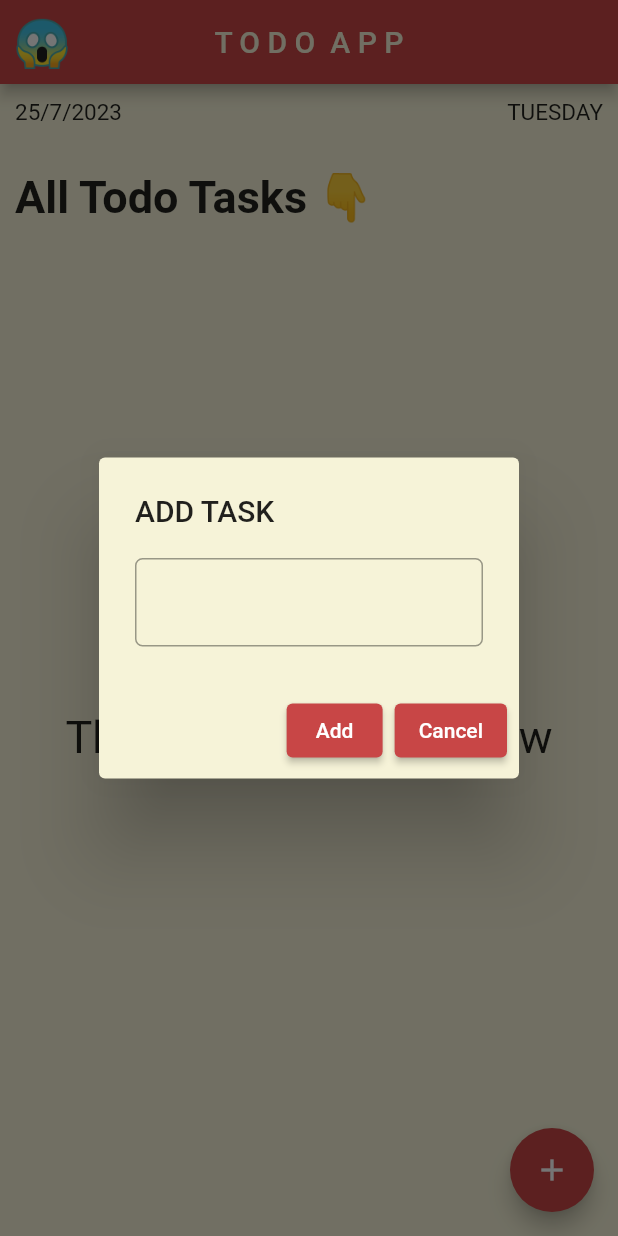
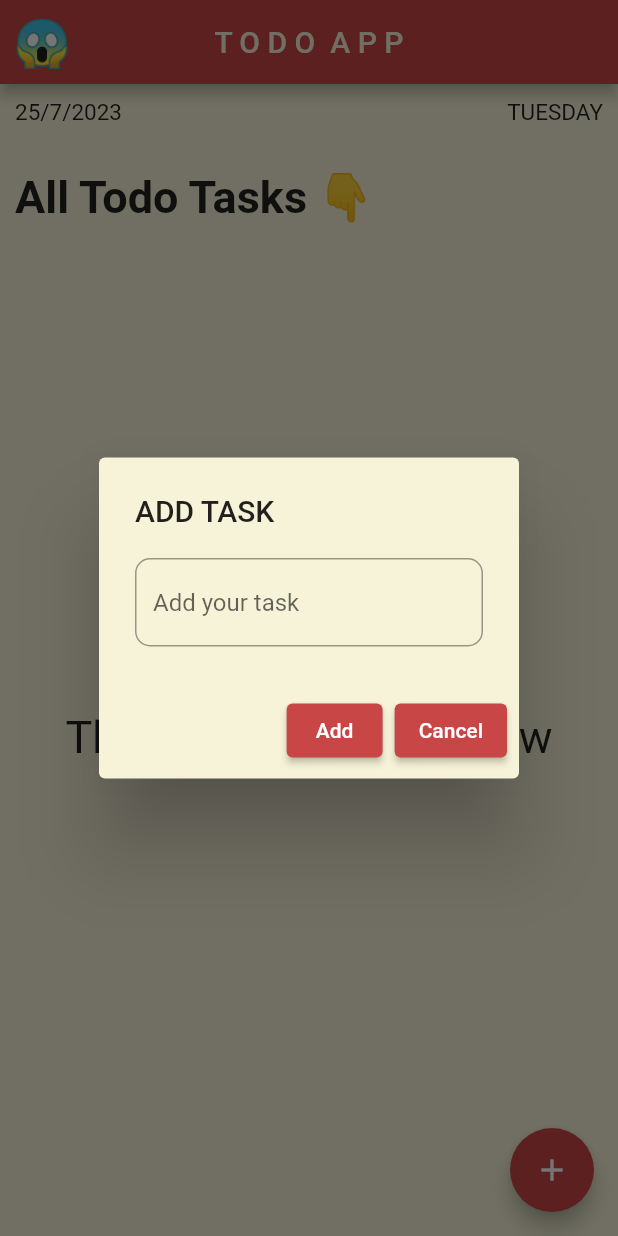
Before and after one commit to rohitrai003/todoApp, a Flutter app: the screen it shows after launch, after a tap on the "add" icon, on a phone screen of 412 x 824 dp. Run offline on Flutter 3.47's test engine with Material 2 defaults, Android fonts, the phone set to English and light mode, and no system bars.

Commit message:
changes in dialog box for adding task

```diff
--- a/lib/Screens/HomePage.dart
+++ b/lib/Screens/HomePage.dart
@@ -202,11 +202,12 @@ class _HomePage extends State<HomePage> {
               content: TextField(
                 controller: _controller,
                 decoration: InputDecoration(
+                    hintText: 'Add your task',
                     border: OutlineInputBorder(
-                        borderRadius: BorderRadius.circular(5),
+                        borderRadius: BorderRadius.circular(10),
                         borderSide: const BorderSide(
                             color: Colors.black,
-                            width: 2,
+                            width: 5,
                             style: BorderStyle.solid))),
               ),
               actions: [
```
